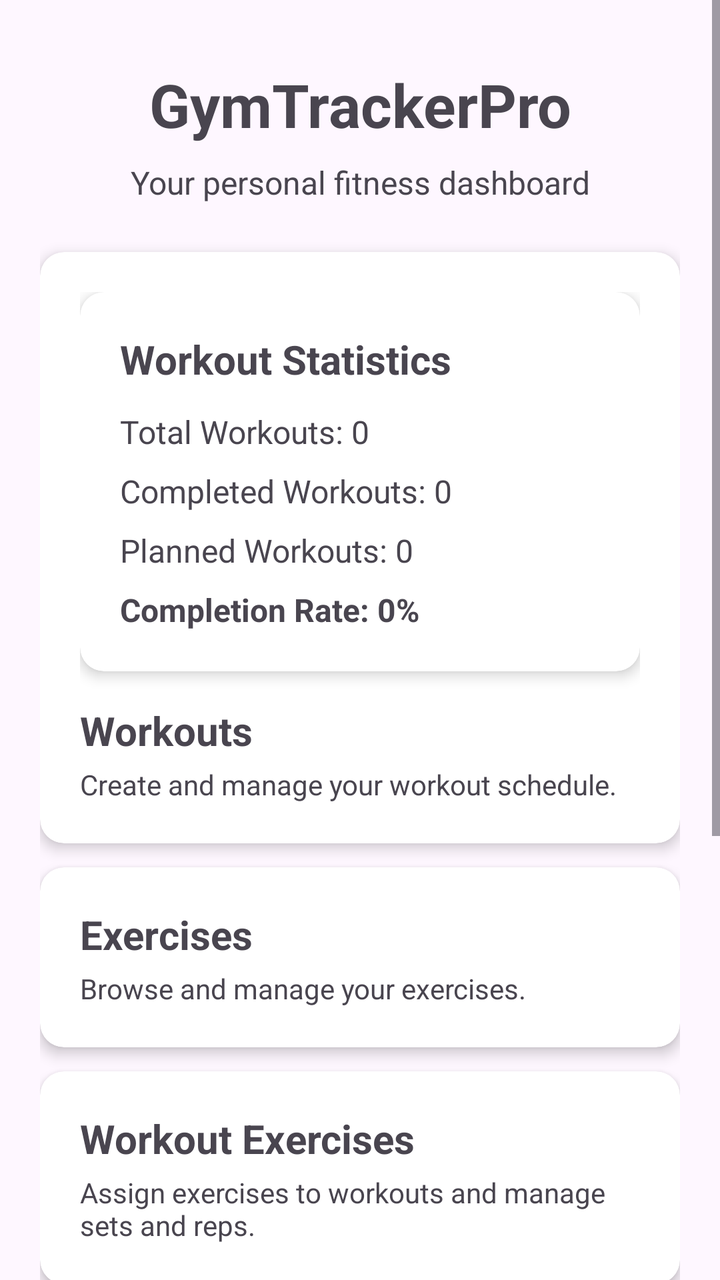
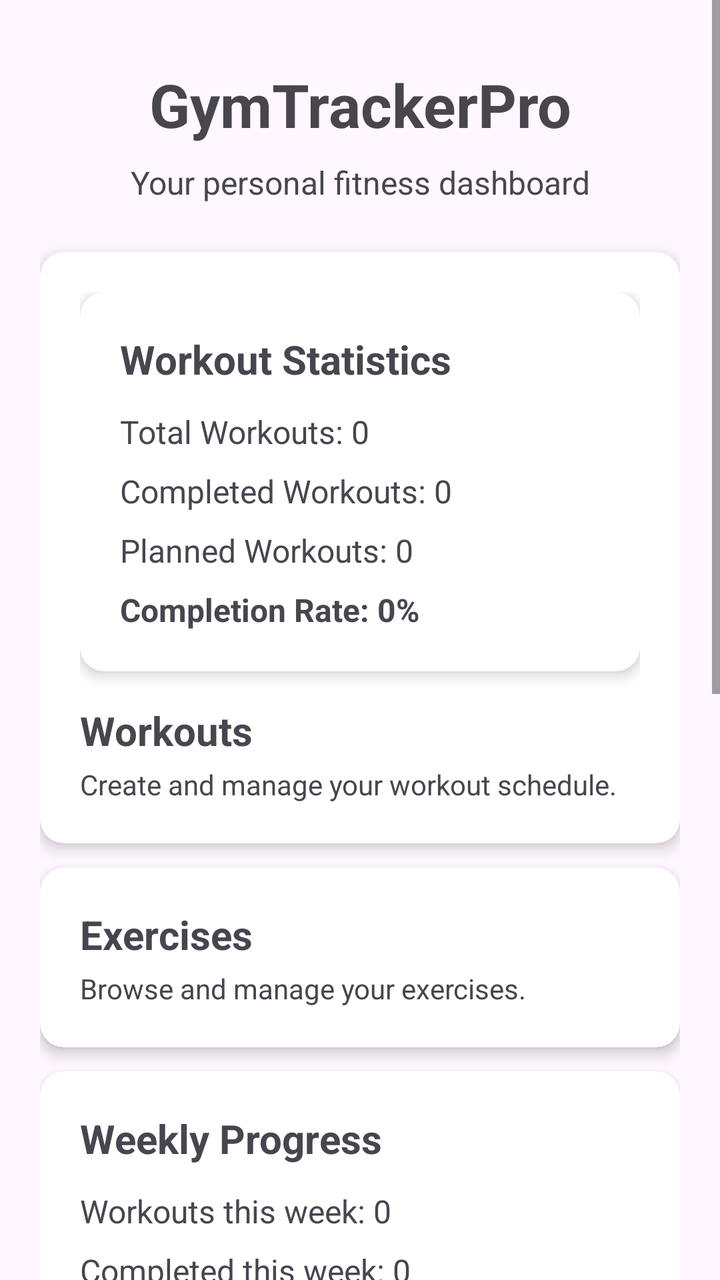

Before-and-after screenshots of an Android layout around one commit, followed by the original layout XML and the change that was made.
<!-- AndroidManifest.xml: application theme Theme.GymTrackerPro -->
<!-- res/layout/activity_main.xml -->
<?xml version="1.0" encoding="utf-8"?>
<ScrollView xmlns:android="http://schemas.android.com/apk/res/android"
    android:layout_width="match_parent"
    android:layout_height="match_parent"
    xmlns:app="http://schemas.android.com/apk/res-auto"
    android:fillViewport="true">

    <LinearLayout
        android:layout_width="match_parent"
        android:layout_height="wrap_content"
        android:orientation="vertical"
        android:padding="20dp">

        <TextView
            android:layout_width="match_parent"
            android:layout_height="wrap_content"
            android:text="GymTrackerPro"
            android:textSize="30sp"
            android:textStyle="bold"
            android:gravity="center"
            android:paddingTop="12dp"
            android:paddingBottom="8dp" />

        <TextView
            android:layout_width="match_parent"
            android:layout_height="wrap_content"
            android:text="Your personal fitness dashboard"
            android:textSize="16sp"
            android:gravity="center"
            android:paddingBottom="24dp" />

        
        <androidx.cardview.widget.CardView
            android:id="@+id/cardWorkouts"
            android:layout_width="match_parent"
            android:layout_height="wrap_content"
            android:layout_marginBottom="12dp"
            android:clickable="true"
            android:focusable="true"
            android:foreground="?attr/selectableItemBackground"
            app:cardCornerRadius="12dp"
            app:cardElevation="4dp"
            xmlns:app="http://schemas.android.com/apk/res-auto">

            <LinearLayout
                android:layout_width="match_parent"
                android:layout_height="wrap_content"
                android:orientation="vertical"
                android:padding="20dp">


                
                <androidx.cardview.widget.CardView
                    android:id="@+id/cardWorkoutStatistics"
                    android:layout_width="match_parent"
                    android:layout_height="wrap_content"
                    android:layout_marginBottom="16dp"
                    app:cardCornerRadius="12dp"
                    app:cardElevation="4dp">

                    <LinearLayout
                        android:layout_width="match_parent"
                        android:layout_height="wrap_content"
                        android:orientation="vertical"
                        android:padding="20dp">

                        <TextView
                            android:layout_width="match_parent"
                            android:layout_height="wrap_content"
                            android:text="Workout Statistics"
                            android:textSize="20sp"
                            android:textStyle="bold" />

                        <TextView
                            android:id="@+id/textTotalWorkouts"
                            android:layout_width="match_parent"
                            android:layout_height="wrap_content"
                            android:layout_marginTop="12dp"
                            android:text="Total Workouts: 0"
                            android:textSize="16sp" />

                        <TextView
                            android:id="@+id/textCompletedWorkouts"
                            android:layout_width="match_parent"
                            android:layout_height="wrap_content"
                            android:layout_marginTop="8dp"
                            android:text="Completed Workouts: 0"
                            android:textSize="16sp" />

                        <TextView
                            android:id="@+id/textPlannedWorkouts"
                            android:layout_width="match_parent"
                            android:layout_height="wrap_content"
                            android:layout_marginTop="8dp"
                            android:text="Planned Workouts: 0"
                            android:textSize="16sp" />

                        <TextView
                            android:id="@+id/textCompletionRate"
                            android:layout_width="match_parent"
                            android:layout_height="wrap_content"
                            android:layout_marginTop="8dp"
                            android:text="Completion Rate: 0%"
                            android:textSize="16sp"
                            android:textStyle="bold" />

                    </LinearLayout>
                </androidx.cardview.widget.CardView>


                <TextView
                    android:layout_width="match_parent"
                    android:layout_height="wrap_content"
                    android:text="Workouts"
                    android:textSize="20sp"
                    android:textStyle="bold" />

                <TextView
                    android:layout_width="match_parent"
                    android:layout_height="wrap_content"
                    android:text="Create and manage your workout schedule."
                    android:textSize="14sp"
                    android:layout_marginTop="4dp" />
            </LinearLayout>
        </androidx.cardview.widget.CardView>

        
        <androidx.cardview.widget.CardView
            android:id="@+id/cardExercises"
            android:layout_width="match_parent"
            android:layout_height="wrap_content"
            android:layout_marginBottom="12dp"
            android:clickable="true"
            android:focusable="true"
            android:foreground="?attr/selectableItemBackground"
            app:cardCornerRadius="12dp"
            app:cardElevation="4dp">

            <LinearLayout
                android:layout_width="match_parent"
                android:layout_height="wrap_content"
                android:orientation="vertical"
                android:padding="20dp">

                <TextView
                    android:layout_width="match_parent"
                    android:layout_height="wrap_content"
                    android:text="Exercises"
                    android:textSize="20sp"
                    android:textStyle="bold" />

                <TextView
                    android:layout_width="match_parent"
                    android:layout_height="wrap_content"
                    android:text="Browse and manage your exercises."
                    android:textSize="14sp"
                    android:layout_marginTop="4dp" />
            </LinearLayout>
        </androidx.cardview.widget.CardView>

        
        <androidx.cardview.widget.CardView
            android:id="@+id/cardWorkoutExercises"
            android:layout_width="match_parent"
            android:layout_height="wrap_content"
            android:layout_marginBottom="12dp"
            android:clickable="true"
            android:focusable="true"
            android:foreground="?attr/selectableItemBackground"
            app:cardCornerRadius="12dp"
            app:cardElevation="4dp">

            <LinearLayout
                android:layout_width="match_parent"
                android:layout_height="wrap_content"
                android:orientation="vertical"
                android:padding="20dp">

                <TextView
                    android:layout_width="match_parent"
                    android:layout_height="wrap_content"
                    android:text="Workout Exercises"
                    android:textSize="20sp"
                    android:textStyle="bold" />

                <TextView
                    android:layout_width="match_parent"
                    android:layout_height="wrap_content"
                    android:text="Assign exercises to workouts and manage sets and reps."
                    android:textSize="14sp"
                    android:layout_marginTop="4dp" />
            </LinearLayout>
        </androidx.cardview.widget.CardView>

        
        <androidx.cardview.widget.CardView
            android:id="@+id/cardGoals"
            android:layout_width="match_parent"
            android:layout_height="wrap_content"
            android:layout_marginBottom="12dp"
            android:clickable="true"
            android:focusable="true"
            android:foreground="?attr/selectableItemBackground"
            app:cardCornerRadius="12dp"
            app:cardElevation="4dp">

            <LinearLayout
                android:layout_width="match_parent"
                android:layout_height="wrap_content"
                android:orientation="vertical"
                android:padding="20dp">

                <TextView
                    android:layout_width="match_parent"
                    android:layout_height="wrap_content"
                    android:text="Goals"
                    android:textSize="20sp"
                    android:textStyle="bold" />

                <TextView
                    android:layout_width="match_parent"
                    android:layout_height="wrap_content"
                    android:text="Set fitness goals and track your progress."
                    android:textSize="14sp"
                    android:layout_marginTop="4dp" />
            </LinearLayout>
        </androidx.cardview.widget.CardView>

        
        <androidx.cardview.widget.CardView
            android:id="@+id/cardProfile"
            android:layout_width="match_parent"
            android:layout_height="wrap_content"
            android:layout_marginBottom="12dp"
            android:clickable="true"
            android:focusable="true"
            android:foreground="?attr/selectableItemBackground"
            app:cardCornerRadius="12dp"
            app:cardElevation="4dp">

            <LinearLayout
                android:layout_width="match_parent"
                android:layout_height="wrap_content"
                android:orientation="vertical"
                android:padding="20dp">

                <TextView
                    android:layout_width="match_parent"
                    android:layout_height="wrap_content"
                    android:text="Profile"
                    android:textSize="20sp"
                    android:textStyle="bold" />

                <TextView
                    android:layout_width="match_parent"
                    android:layout_height="wrap_content"
                    android:text="Manage your personal fitness information."
                    android:textSize="14sp"
                    android:layout_marginTop="4dp" />
            </LinearLayout>
        </androidx.cardview.widget.CardView>

        
        <androidx.cardview.widget.CardView
            android:id="@+id/cardWorkoutMusic"
            android:layout_width="match_parent"
            android:layout_height="wrap_content"
            android:layout_marginBottom="12dp"
            android:clickable="true"
            android:focusable="true"
            android:foreground="?attr/selectableItemBackground"
            app:cardCornerRadius="12dp"
            app:cardElevation="4dp">

            <LinearLayout
                android:layout_width="match_parent"
                android:layout_height="wrap_content"
                android:orientation="vertical"
                android:padding="20dp">

                <TextView
                    android:layout_width="match_parent"
                    android:layout_height="wrap_content"
                    android:text="Workout Music"
                    android:textSize="20sp"
                    android:textStyle="bold" />

                <TextView
                    android:layout_width="match_parent"
                    android:layout_height="wrap_content"
                    android:text="Choose songs for your workout days."
                    android:textSize="14sp"
                    android:layout_marginTop="4dp" />
            </LinearLayout>
        </androidx.cardview.widget.CardView>

    </LinearLayout>
</ScrollView>
<!-- resources referenced by this layout -->
<resources>
  <style name="Theme.GymTrackerPro" parent="Base.Theme.GymTrackerPro" />
  <style name="Base.Theme.GymTrackerPro" parent="Theme.Material3.DayNight.NoActionBar">
          
          
      </style>
</resources>

<!-- the commit's change to res/layout/activity_main.xml (unified diff, before → after) -->
@@ -158,6 +158,68 @@
             </LinearLayout>
         </androidx.cardview.widget.CardView>
 
+
+        
+        <androidx.cardview.widget.CardView
+            android:id="@+id/cardWeeklyProgress"
+            android:layout_width="match_parent"
+            android:layout_height="wrap_content"
+            android:layout_marginBottom="16dp"
+            app:cardCornerRadius="12dp"
+            app:cardElevation="4dp">
+
+            <LinearLayout
+                android:layout_width="match_parent"
+                android:layout_height="wrap_content"
+                android:orientation="vertical"
+                android:padding="20dp">
+
+                <TextView
+                    android:layout_width="match_parent"
+                    android:layout_height="wrap_content"
+                    android:text="Weekly Progress"
+                    android:textSize="20sp"
+                    android:textStyle="bold" />
+
+                <TextView
+                    android:id="@+id/textWeeklyWorkoutCount"
+                    android:layout_width="match_parent"
+                    android:layout_height="wrap_content"
+                    android:layout_marginTop="12dp"
+                    android:text="Workouts this week: 0"
+                    android:textSize="16sp" />
+
+                <TextView
+                    android:id="@+id/textWeeklyCompletedCount"
+                    android:layout_width="match_parent"
+                    android:layout_height="wrap_content"
+                    android:layout_marginTop="8dp"
+                    android:text="Completed this week: 0"
+                    android:textSize="16sp" />
+
+                <TextView
+                    android:id="@+id/textWeeklyTarget"
+                    android:layout_width="match_parent"
+                    android:layout_height="wrap_content"
+                    android:layout_marginTop="8dp"
+                    android:text="Weekly target: 0 / 5"
+                    android:textSize="16sp"
+                    android:textStyle="bold" />
+
+                <ProgressBar
+                    android:id="@+id/progressWeeklyWorkouts"
+                    style="?android:attr/progressBarStyleHorizontal"
+                    android:layout_width="match_parent"
+                    android:layout_height="12dp"
+                    android:layout_marginTop="12dp"
+                    android:max="5"
+                    android:progress="0"
+                    android:progressTint="#4CAF50" />
+
+            </LinearLayout>
+        </androidx.cardview.widget.CardView>
+
+
         
         <androidx.cardview.widget.CardView
             android:id="@+id/cardWorkoutExercises"
